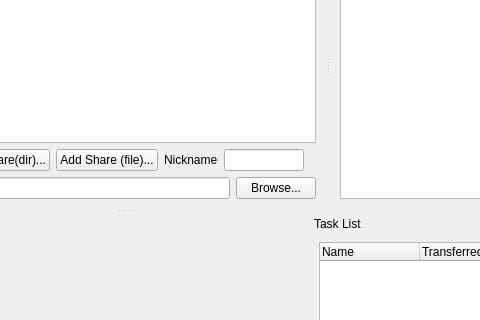
Before: the Qt Designer form src/qt-gui/MainWindow.ui in MrHacky/uftt, drawn with Qt 5; both pictures show x 333 to 813 and y 96 to 416 of the 917 by 593 pixel window.
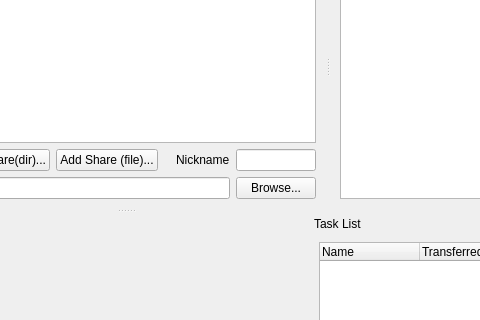
After: the same form once the commit is applied. Custom widgets are drawn as their Qt base class.

Commit message: improve qt-gui layout

Diff of the .ui file:
```diff
--- a/src/qt-gui/MainWindow.ui
+++ b/src/qt-gui/MainWindow.ui
@@ -176,16 +176,6 @@
          </property>
         </widget>
        </item>
-       <item>
-        <widget class="QLabel" name="lblNickName" >
-         <property name="text" >
-          <string>Nickname</string>
-         </property>
-        </widget>
-       </item>
-       <item>
-        <widget class="QLineEdit" name="editNickName" />
-       </item>
        <item>
         <spacer>
          <property name="orientation" >
@@ -199,6 +189,16 @@
          </property>
         </spacer>
        </item>
+       <item>
+        <widget class="QLabel" name="lblNickName" >
+         <property name="text" >
+          <string>Nickname</string>
+         </property>
+        </widget>
+       </item>
+       <item>
+        <widget class="QLineEdit" name="editNickName" />
+       </item>
       </layout>
      </item>
      <item>
```
